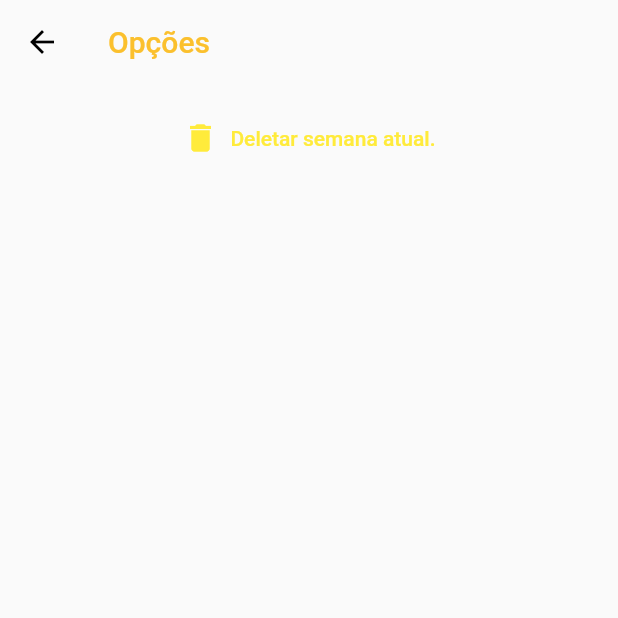
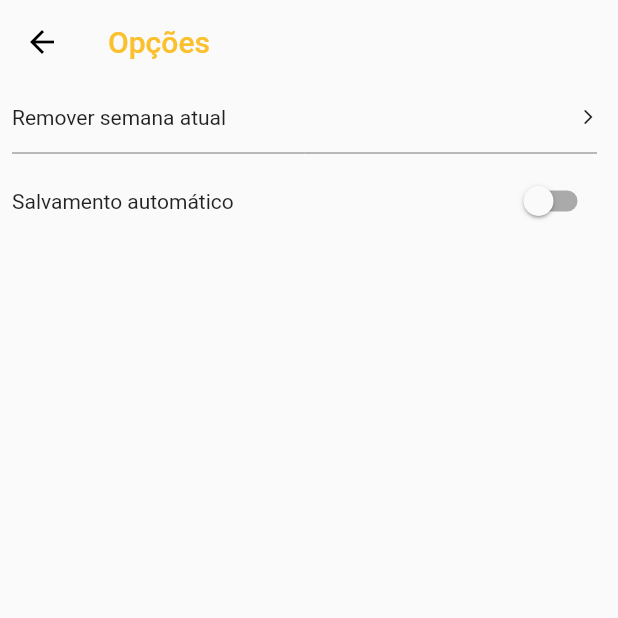
Before and after one commit to murilo-bracero/Semanas, a Flutter app: the screen it shows after launch, after a tap on the "add" icon, after a tap on the "settings" icon, on a phone screen of 412 x 824 dp, the top half of it. Run offline on Flutter 3.47's test engine with Material 2 defaults, Android fonts, the phone set to English and light mode, and no system bars; our stand-ins replace flutter_markdown, shared_preferences, sqflite; accounts and stored records are empty.

Commit message:
new autosave feature and markdown text fix

```diff
--- a/lib/Preferences.dart
+++ b/lib/Preferences.dart
@@ -1,15 +1,19 @@
+import 'package:semanas/model/user_preferences.dart';
 import 'package:shared_preferences/shared_preferences.dart';
 
 const String PREF_HASCURRENTWEEK = "hasCurrentWeek";
+const String PREF_AUTOSAVE = "hasAutosave";
 
-void saveNewPref(bool hasCurrentWeek) async {
+void save(UserPreferences up) async {
   final SharedPreferences prefs = await SharedPreferences.getInstance();
-  prefs.setBool(PREF_HASCURRENTWEEK, hasCurrentWeek);
+  prefs.setBool(PREF_HASCURRENTWEEK, up.hasCurrentWeek);
+  prefs.setBool(PREF_AUTOSAVE, up.hasAutosave);
 }
 
-Future<bool> loadSharedPrefs() async {
+Future<UserPreferences> find() async {
   final SharedPreferences prefs = await SharedPreferences.getInstance();
   final hasCurrentWeek = prefs.getBool(PREF_HASCURRENTWEEK) ?? false;
+  final hasAutosave = prefs.getBool(PREF_AUTOSAVE) ?? false;
 
-  return hasCurrentWeek;
+  return UserPreferences(hasAutosave, hasCurrentWeek);
 }
--- a/lib/main.dart
+++ b/lib/main.dart
@@ -1,7 +1,9 @@
 import 'package:flutter/material.dart';
 import 'package:flutter_staggered_grid_view/flutter_staggered_grid_view.dart';
+import 'package:semanas/model/user_preferences.dart';
 import 'package:semanas/option_screen.dart';
 import 'package:semanas/service/week_service.dart';
+import 'package:semanas/theme.dart';
 import 'package:semanas/widgets/note_cell.dart';
 import 'preferences.dart';
 import 'designs.dart';
@@ -15,10 +17,8 @@ class MyApp extends StatelessWidget {
   Widget build(BuildContext context) {
     return MaterialApp(
       title: 'Semanas',
-      theme: ThemeData(
-        primarySwatch: Colors.yellow,
-      ),
-      darkTheme: ThemeData.dark(),
+      theme: lightTheme,
+      darkTheme: darkTheme,
       home: MyHomePage(title: 'Semanas'),
     );
   }
@@ -33,7 +33,7 @@ class MyHomePage extends StatefulWidget {
   _MyHomePageState createState() => _MyHomePageState();
 }
 
-var alreadyClicked = false;
+UserPreferences userPreferences = UserPreferences(false, false);
 
 class _MyHomePageState extends State<MyHomePage> {
   _MyHomePageState() {
@@ -45,8 +45,8 @@ class _MyHomePageState extends State<MyHomePage> {
             "Ok, apagar.")
         : null);
 
-    loadSharedPrefs().then((value) {
-      alreadyClicked = value;
+    find().then((value) {
+      userPreferences = value;
       setState(() {});
     });
 
@@ -54,7 +54,7 @@ class _MyHomePageState extends State<MyHomePage> {
   }
 
   Widget _buildPlusButton() {
-    if (!alreadyClicked) {
+    if (!userPreferences.hasCurrentWeek) {
       return Flexible(
           child: IconButton(
         onPressed: () {
@@ -145,8 +145,8 @@ class _MyHomePageState extends State<MyHomePage> {
   _createWeek() {
     WeekService.createWeek();
 
-    alreadyClicked = true;
-    saveNewPref(alreadyClicked);
+    userPreferences.hasCurrentWeek = true;
+    save(userPreferences);
   }
 
   _showDialog(String title, String body, String accept) {
@@ -162,8 +162,8 @@ class _MyHomePageState extends State<MyHomePage> {
                 onPressed: () {
                   WeekService.deleteWeek();
                   Navigator.of(context).pop();
-                  alreadyClicked = false;
-                  saveNewPref(alreadyClicked);
+                  userPreferences.hasCurrentWeek = false;
+                  save(userPreferences);
                   setState(() {});
                 },
                 child: Padding(
--- /dev/null
+++ b/lib/model/user_preferences.dart
@@ -0,0 +1,6 @@
+class UserPreferences {
+  bool hasCurrentWeek;
+  bool hasAutosave;
+
+  UserPreferences(this.hasCurrentWeek, this.hasAutosave);
+}
--- a/lib/option_screen.dart
+++ b/lib/option_screen.dart
@@ -4,7 +4,21 @@ import 'designs.dart';
 import 'preferences.dart';
 import 'main.dart';
 
-class OptionScreen extends StatelessWidget {
+class OptionScreen extends StatefulWidget {
+  @override
+  State<StatefulWidget> createState() {
+    return _OptionScreenState();
+  }
+}
+
+class _OptionScreenState extends State<OptionScreen> {
+  _onTapInkWellDeleteWeek(context) {
+    WeekService.deleteWeek();
+    userPreferences.hasCurrentWeek = false;
+    save(userPreferences);
+    Navigator.pop(context);
+  }
+
   @override
   Widget build(BuildContext context) {
     return Scaffold(
@@ -20,29 +34,47 @@ class OptionScreen extends StatelessWidget {
         child: ListView(
           children: <Widget>[
             Column(
-              mainAxisAlignment: MainAxisAlignment.center,
+              mainAxisAlignment: MainAxisAlignment.start,
               children: <Widget>[
                 Padding(
-                  padding: const EdgeInsets.all(12.0),
+                  padding: const EdgeInsets.only(
+                      left: 8, top: 14, right: 14, bottom: 8),
+                  child: InkWell(
+                    onTap: () => _onTapInkWellDeleteWeek(context),
+                    child: Row(
+                      mainAxisAlignment: MainAxisAlignment.spaceBetween,
+                      children: [
+                        Text("Remover semana atual"),
+                        Icon(
+                          Icons.arrow_forward_ios_rounded,
+                          size: 12,
+                        )
+                      ],
+                    ),
+                  ),
+                ),
+                Padding(
+                  padding: const EdgeInsets.only(left: 8, right: 14),
+                  child: Divider(
+                    color: clear_grey,
+                  ),
+                ),
+                Padding(
+                  padding: const EdgeInsets.only(left: 8, right: 14, bottom: 8),
                   child: Row(
-                    mainAxisAlignment: MainAxisAlignment.center,
+                    mainAxisAlignment: MainAxisAlignment.spaceBetween,
                     children: <Widget>[
-                      Expanded(
-                        child: TextButton.icon(
-                            onPressed: () {
-                              WeekService.deleteWeek();
-                              alreadyClicked = false;
-                              saveNewPref(alreadyClicked);
-                              Navigator.pop(context);
-                            },
-                            icon: Icon(
-                              Icons.delete,
-                            ),
-                            label: Text("Deletar semana atual.")),
-                      ),
+                      Text("Salvamento automático"),
+                      Switch(
+                          value: userPreferences.hasAutosave,
+                          onChanged: (value) {
+                            userPreferences.hasAutosave = value;
+                            save(userPreferences);
+                            setState(() {});
+                          })
                     ],
                   ),
-                ),
+                )
               ],
             )
           ],
--- /dev/null
+++ b/lib/theme.dart
@@ -0,0 +1,24 @@
+import 'package:flutter/material.dart';
+import 'package:semanas/colors.dart';
+
+var _amber = Colors.amber[400];
+var _yellow = Colors.yellow;
+
+ThemeData lightTheme = ThemeData(
+    primarySwatch: _yellow,
+    brightness: Brightness.light,
+    textTheme:
+        TextTheme(subtitle1: TextStyle(fontSize: 16, color: clear_grey)));
+
+ThemeData darkTheme = ThemeData(
+    primarySwatch: _yellow,
+    brightness: Brightness.dark,
+    toggleableActiveColor: _amber,
+    textSelectionTheme: TextSelectionThemeData(
+        cursorColor: _amber,
+        selectionColor: _amber,
+        selectionHandleColor: _amber),
+    primaryColor: _amber,
+    colorScheme:
+        ColorScheme.dark(secondary: _amber, brightness: Brightness.dark),
+    textTheme: TextTheme(subtitle1: TextStyle(fontSize: 16, color: ice_white)));
--- a/lib/widgets/note_cell.dart
+++ b/lib/widgets/note_cell.dart
@@ -54,6 +54,8 @@ class NoteCell extends StatelessWidget {
 
         text.add(part);
       }
+    } else {
+      return note;
     }
 
     return text.join("\n");
@@ -73,7 +75,7 @@ class NoteCell extends StatelessWidget {
                   padding: const EdgeInsets.only(top: 9.0, bottom: 12),
                   child: Text(
                     _note.weekday.capitalize(),
-                    style: subtitleStyle,
+                    style: Theme.of(context).textTheme.subtitle1,
                   ),
                 )
               ],
@@ -133,6 +135,7 @@ class NoteCell extends StatelessWidget {
                                     day: _note.day.toIso8601String(),
                                     title: _note.title,
                                     note: _note.note,
+                                    updateParentState: _updateState,
                                   ))).then((value) {
                         _updateState(() {});
                       });
--- a/pubspec.yaml
+++ b/pubspec.yaml
@@ -11,7 +11,7 @@ description: Ajuda a organizar sua semana
 # In iOS, build-name is used as CFBundleShortVersionString while build-number used as CFBundleVersion.
 # Read more about iOS versioning at
 # https://developer.apple.com/library/archive/documentation/General/Reference/InfoPlistKeyReference/Articles/CoreFoundationKeys.html
-version: 1.2.1
+version: 1.3.0
 
 environment:
   sdk: ">=2.6.0 <3.0.0"
```
Also changed, not shown: lib/colors.dart (added, +13 -0 lines), lib/edit_note_screen.dart (+25 -13 lines), lib/widgets/todo_list.dart (+35 -5 lines).
